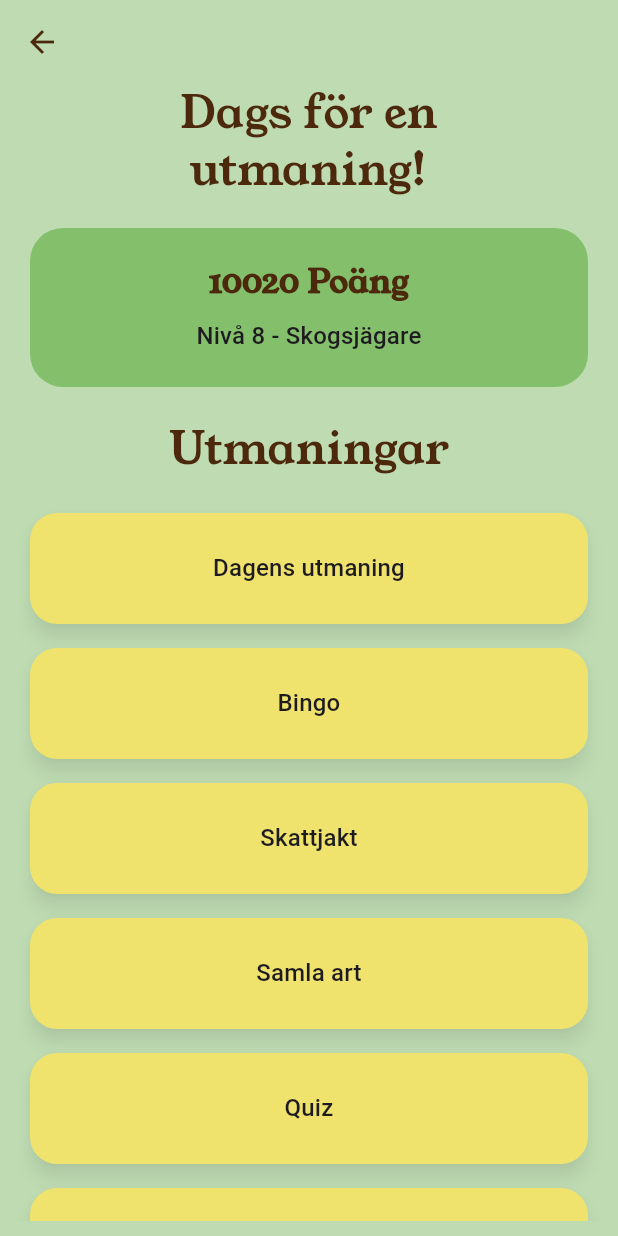
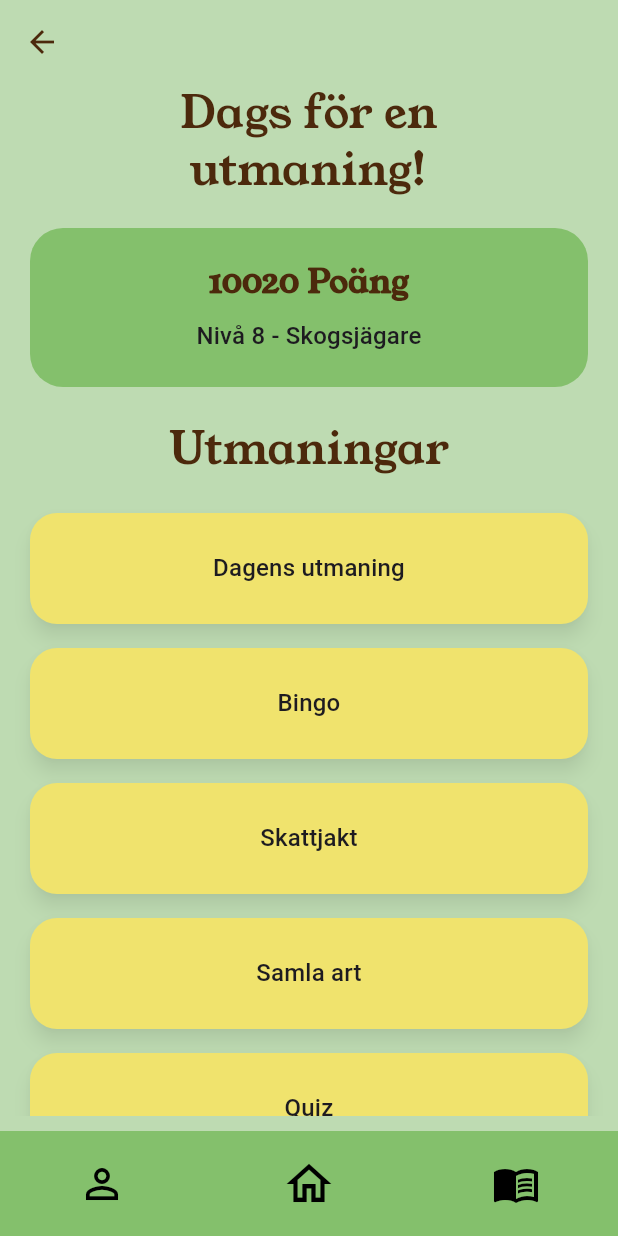
Before and after one commit to pvt-15/pvt-15-frontend, a Flutter app: the HomeScreen screen opened directly, on a phone screen of 412 x 824 dp. Run offline on Flutter 3.47's test engine with Material 3 defaults, Android fonts, the phone set to English and light mode, and no system bars; our stand-ins replace flutter_secure_storage, google_sign_in, image_picker, material_design_icons_flutter, shared_preferences; accounts and stored records are empty.

Commit message:
NavigationBar

```diff
--- /dev/null
+++ b/devtools_options.yaml
@@ -0,0 +1,3 @@
+description: This file stores settings for Dart & Flutter DevTools.
+documentation: https://docs.flutter.dev/tools/devtools/extensions#configure-extension-enablement-states
+extensions:
--- a/lib/screens/bingo/bingo_game.dart
+++ b/lib/screens/bingo/bingo_game.dart
@@ -227,7 +227,7 @@ class _BingoPage extends State<BingoGame> {
         ),
       ),
 
-      bottomNavigationBar: const CustomNavigationBar(selectedIndex: -1),
+      bottomNavigationBar: const CustomNavigationBar(),
 
     );
   }
--- a/lib/screens/bingo/flower_bingo_page.dart
+++ b/lib/screens/bingo/flower_bingo_page.dart
@@ -1,4 +1,5 @@
 import 'package:flutter/material.dart';
+import '../../widgets/custom_navigation_bar.dart';
 
 class FlowerBingoPage extends StatefulWidget{
   const FlowerBingoPage({super.key});
@@ -13,6 +14,7 @@ class _FlowerBingoPage extends State<FlowerBingoPage> {
   Widget build(BuildContext context) {
     return Scaffold(
       backgroundColor: Color(0xFFBEDBB2),
+      bottomNavigationBar: const CustomNavigationBar(),
     );
   }
 }
--- a/lib/screens/bingo/insect_bingo_page.dart
+++ b/lib/screens/bingo/insect_bingo_page.dart
@@ -1,4 +1,5 @@
 import 'package:flutter/material.dart';
+import '../../widgets/custom_navigation_bar.dart';
 
 class InsectBingoPage extends StatefulWidget{
   const InsectBingoPage({super.key});
@@ -13,6 +14,7 @@ class _InsectBingoPage extends State<InsectBingoPage> {
   Widget build(BuildContext context) {
     return Scaffold(
       backgroundColor: Color(0xFFBEDBB2),
+      bottomNavigationBar: const CustomNavigationBar(),
     );
   }
 }
--- a/lib/screens/bingo/mixed_bingo_page.dart
+++ b/lib/screens/bingo/mixed_bingo_page.dart
@@ -1,4 +1,5 @@
 import 'package:flutter/material.dart';
+import '../../widgets/custom_navigation_bar.dart';
 
 class MixedBingoPage extends StatefulWidget{
   const MixedBingoPage({super.key});
@@ -13,6 +14,7 @@ class _MixedBingoPage extends State<MixedBingoPage> {
   Widget build(BuildContext context) {
     return Scaffold(
       backgroundColor: Color(0xFFBEDBB2),
+      bottomNavigationBar: const CustomNavigationBar(),
     );
   }
 }
--- a/lib/screens/bingo/mushroom_bingo_page.dart
+++ b/lib/screens/bingo/mushroom_bingo_page.dart
@@ -1,4 +1,5 @@
 import 'package:flutter/material.dart';
+import '../../widgets/custom_navigation_bar.dart';
 
 class MushroomBingoPage extends StatefulWidget{
   const MushroomBingoPage({super.key});
@@ -13,6 +14,7 @@ class _MushroomBingoPage extends State<MushroomBingoPage> {
   Widget build(BuildContext context) {
     return Scaffold(
       backgroundColor: Color(0xFFBEDBB2),
+      bottomNavigationBar: const CustomNavigationBar(),
     );
   }
 }
--- a/lib/screens/bingo/tree_bingo_page.dart
+++ b/lib/screens/bingo/tree_bingo_page.dart
@@ -216,7 +216,7 @@ class _TreeBingoPage extends State<TreeBingoPage> {
         ),
       ),
 
-      bottomNavigationBar: const CustomNavigationBar(selectedIndex: -1),
+      bottomNavigationBar: const CustomNavigationBar(),
 
     );
   }
--- a/lib/screens/home.dart
+++ b/lib/screens/home.dart
@@ -6,6 +6,7 @@ import 'home/choose_bingo_game.dart';
 //import 'bingo/choose_bingo_game.dart';
 import 'home/skattjakt.dart';
 import 'choose_difficulty.dart';
+import '../../widgets/custom_navigation_bar.dart';
 
 class HomeScreen extends StatelessWidget {
   final String name;
@@ -19,7 +20,12 @@ class HomeScreen extends StatelessWidget {
       {'name': 'Bingo', 'page': const ChooseBingoGame()},
       {'name': 'Skattjakt', 'page': const Skattjakt()},
       {'name': 'Samla art', 'page': const SpeciesProfile()},
-      {'name': 'Quiz', 'page': const Quiz()},
+      {
+        'name': 'Quiz',
+        'page': ChooseDifficulty(
+          nextPage: (difficulty) => Quiz(difficulty: difficulty),
+        ),
+      },
       {'name': 'Platsuppdrag', 'page': const HomeLibrary()},
     ];
 
@@ -154,6 +160,7 @@ class HomeScreen extends StatelessWidget {
           ],
         ),
       ),
+      bottomNavigationBar: const CustomNavigationBar(selectedIndex: 1),
     );
   }
 }
--- a/lib/screens/home/choose_bingo_game.dart
+++ b/lib/screens/home/choose_bingo_game.dart
@@ -95,7 +95,7 @@ class _ChooseBingoGame extends State<ChooseBingoGame> {
             ],
           ),
         ),
-      bottomNavigationBar: const CustomNavigationBar(selectedIndex: -1),
+      bottomNavigationBar: const CustomNavigationBar(),
     );
   }
 }
--- a/lib/screens/home/home_library.dart
+++ b/lib/screens/home/home_library.dart
@@ -84,7 +84,6 @@ class _HomeLibraryState extends State<HomeLibrary> {
           ],
         ),
       ),
-
       bottomNavigationBar: const CustomNavigationBar(selectedIndex: 2),
 
     );
--- a/lib/screens/home/skattjakt.dart
+++ b/lib/screens/home/skattjakt.dart
@@ -111,7 +111,7 @@ class Skattjakt extends StatelessWidget {
           ),
         ),
       ),
-      bottomNavigationBar: const CustomNavigationBar(selectedIndex: -1),
+      bottomNavigationBar: const CustomNavigationBar(),
     );
   }
 }
--- a/lib/screens/library/animals_library.dart
+++ b/lib/screens/library/animals_library.dart
@@ -1,4 +1,5 @@
 import 'package:flutter/material.dart';
+import '../../widgets/custom_navigation_bar.dart';
 
 class AnimalsLibrary extends StatefulWidget{
   const AnimalsLibrary({super.key});
@@ -82,6 +83,7 @@ class _AnimalsLibrary extends State<AnimalsLibrary> {
           ],
         ),
       ),
+      bottomNavigationBar: const CustomNavigationBar(),
     );
   }
 }
--- a/lib/screens/library/medals_library.dart
+++ b/lib/screens/library/medals_library.dart
@@ -1,4 +1,5 @@
 import 'package:flutter/material.dart';
+import '../../widgets/custom_navigation_bar.dart';
 
 class MedalsLibrary extends StatefulWidget{
   const MedalsLibrary({super.key});
@@ -80,6 +81,7 @@ class _MedalsLibrary extends State<MedalsLibrary> {
           ],
         ),
       ),
+      bottomNavigationBar: const CustomNavigationBar(),
     );
   }
 }
--- a/lib/screens/library/plants_library.dart
+++ b/lib/screens/library/plants_library.dart
@@ -1,4 +1,5 @@
 import 'package:flutter/material.dart';
+import '../../widgets/custom_navigation_bar.dart';
 
 class PlantsLibrary extends StatefulWidget {
   const PlantsLibrary({super.key});
@@ -100,6 +101,7 @@ class _PlantsLibraryState extends State<PlantsLibrary> {
           ],
         ),
       ),
+      bottomNavigationBar: const CustomNavigationBar(),
     );
   }
 }
--- a/lib/screens/profile/profile.dart
+++ b/lib/screens/profile/profile.dart
@@ -1,6 +1,7 @@
 import 'dart:convert';
 import 'package:flutter/material.dart';
 import 'package:http/http.dart' as http;
+import '../../widgets/custom_navigation_bar.dart';
 
 import 'package:Skogsjakten/services/session_storage.dart';
 import 'package:Skogsjakten/screens/login/login.dart';
@@ -120,6 +121,8 @@ class _ProfileState extends State<Profile> {
           ],
         ),
       ),
+      bottomNavigationBar: const CustomNavigationBar(selectedIndex: 0),
     );
+
   }
 }
--- a/lib/widgets/custom_navigation_bar.dart
+++ b/lib/widgets/custom_navigation_bar.dart
@@ -1,62 +1,71 @@
 import 'package:flutter/material.dart';
-import '../screens/home.dart';
-import '../screens/home/home_library.dart';
-import '../screens/home/species_profile.dart';
+import 'package:Skogsjakten/screens/home.dart';
+import 'package:Skogsjakten/screens/home/home_library.dart';
+import 'package:Skogsjakten/screens/home/species_profile.dart';
+import 'package:Skogsjakten/screens/profile/profile.dart';
 import 'package:material_design_icons_flutter/material_design_icons_flutter.dart';
 
-
 class CustomNavigationBar extends StatelessWidget {
-  final int selectedIndex;
+  final int? selectedIndex;
 
   const CustomNavigationBar({
     super.key,
-    required this.selectedIndex,
+    this.selectedIndex,
   });
 
   @override
   Widget build(BuildContext context) {
-    return NavigationBar(
+    return Container(
+      height: 70,
+      color: const Color(0xFF84C06C),
+      child: Row(
+        mainAxisAlignment: MainAxisAlignment.spaceAround,
+        children: [
+          _navIcon(
+            context: context,
+            index: 0,
+            icon: Icons.person_outline,
+            page: const Profile(),
+          ),
+          _navIcon(
+            context: context,
+            index: 1,
+            icon: Icons.home_outlined,
+            page: const HomeScreen(name: 'test'),
+          ),
+          _navIcon(
+            context: context,
+            index: 2,
+            icon: Icons.menu_book_outlined,
+            page: const HomeLibrary(),
+          ),
+        ],
+      ),
+    );
+  }
 
-      onDestinationSelected: (int index) {
-        if (index == selectedIndex) return;
+  Widget _navIcon({
+    required BuildContext context,
+    required int index,
+    required IconData icon,
+    required Widget page,
+  }) {
+    final bool isSelected = selectedIndex == index;
 
-        //TODO ändra till profil när screen läggs till
+    return IconButton(
+      icon: Icon(
+        icon,
+        color: Colors.black,
+        size: isSelected ? 36 : 32,
+      ),
+      onPressed: () {
+        if (isSelected) return;
 
-        if (index == 0) {
-          Navigator.pushReplacement(
-            context,
-            MaterialPageRoute(builder: (_) => const SpeciesProfile()),
-          );
-        } else if (index == 1) {
-          Navigator.pushReplacement(
-            context,
-            MaterialPageRoute(builder: (_) => const HomeScreen(name: 'test')),
-          );
-        } else if (index == 2) {
-          Navigator.pushReplacement(
-            context,
-            MaterialPageRoute(builder: (_) => const HomeLibrary()),
-          );
-        }
+        Navigator.pushReplacement(
+          context,
+          MaterialPageRoute(builder: (_) => page),
+        );
       },
-
-      destinations: [
-        NavigationDestination(
-          icon: Icon(MdiIcons.accountOutline),
-          //selectedIcon: Icon(MdiIcons.account),
-          label: 'Profil',
-        ),
-        NavigationDestination(
-          icon: Icon(MdiIcons.homeOutline),
-          //selectedIcon: Icon(MdiIcons.home),
-          label: 'Hem',
-        ),
-        NavigationDestination(
-          icon: Icon(MdiIcons.bookOpenPageVariantOutline),
-          //selectedIcon: Icon(MdiIcons.bookOpenPageVariant),
-          label: 'Bibliotek',
-        ),
-      ],
     );
   }
 }
```
Also changed, not shown: lib/screens/choose_difficulty.dart (+3 -31 lines), lib/screens/home/quiz.dart (+9 -20 lines), lib/screens/home/species_profile.dart (+3 -26 lines).
